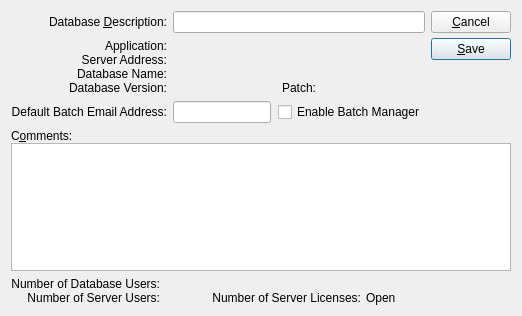
Old version of the form guiclient/databaseInformation.ui in the repository Pegasus-RPG/xtuple-client.
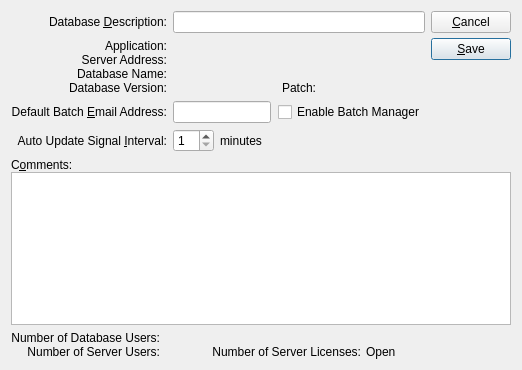
New version of the form. Custom widgets are drawn as their Qt base class.

Commit message: Added in functionality to have the tick signal sent out in a configured time interval. Issue #6683.

Diff of the .ui file:
```diff
--- a/guiclient/databaseInformation.ui
+++ b/guiclient/databaseInformation.ui
@@ -6,7 +6,7 @@
     <x>0</x>
     <y>0</y>
     <width>522</width>
-    <height>316</height>
+    <height>370</height>
    </rect>
   </property>
   <property name="windowTitle" >
@@ -88,9 +88,6 @@
            <property name="alignment" >
             <set>Qt::AlignRight|Qt::AlignTrailing|Qt::AlignVCenter</set>
            </property>
-           <property name="buddy" >
-            <cstring>_description</cstring>
-           </property>
           </widget>
          </item>
         </layout>
@@ -143,9 +140,6 @@
              <property name="alignment" >
               <set>Qt::AlignLeading|Qt::AlignLeft|Qt::AlignVCenter</set>
              </property>
-             <property name="buddy" >
-              <cstring>_description</cstring>
-             </property>
             </widget>
            </item>
            <item>
@@ -175,11 +169,14 @@
        <item row="2" column="0" >
         <widget class="QLabel" name="_defaultFromAddressLit" >
          <property name="text" >
-          <string>Default Batch Email Address:</string>
+          <string>Default Batch &amp;Email Address:</string>
          </property>
          <property name="alignment" >
           <set>Qt::AlignRight|Qt::AlignTrailing|Qt::AlignVCenter</set>
          </property>
+         <property name="buddy" >
+          <cstring>_defaultFromAddress</cstring>
+         </property>
         </widget>
        </item>
        <item row="2" column="1" >
@@ -211,6 +208,43 @@
          </item>
         </layout>
        </item>
+       <item row="3" column="0" >
+        <widget class="QLabel" name="_intervalLit" >
+         <property name="text" >
+          <string>Auto Update Signal &amp;Interval:</string>
+         </property>
+         <property name="alignment" >
+          <set>Qt::AlignRight|Qt::AlignTrailing|Qt::AlignVCenter</set>
+         </property>
+         <property name="buddy" >
+          <cstring>_interval</cstring>
+         </property>
+        </widget>
+       </item>
+       <item row="3" column="1" >
+        <layout class="QHBoxLayout" >
+         <item>
+          <widget class="QSpinBox" name="_interval" >
+           <property name="minimum" >
+            <number>1</number>
+           </property>
+          </widget>
+         </item>
+         <item>
+          <widget class="QLabel" name="_minutesLit" >
+           <property name="sizePolicy" >
+            <sizepolicy vsizetype="Preferred" hsizetype="Expanding" >
+             <horstretch>0</horstretch>
+             <verstretch>0</verstretch>
+            </sizepolicy>
+           </property>
+           <property name="text" >
+            <string>minutes</string>
+           </property>
+          </widget>
+         </item>
+        </layout>
+       </item>
       </layout>
      </item>
      <item>
@@ -408,9 +442,6 @@
              <property name="alignment" >
               <set>Qt::AlignRight|Qt::AlignTrailing|Qt::AlignVCenter</set>
              </property>
-             <property name="buddy" >
-              <cstring>_description</cstring>
-             </property>
             </widget>
            </item>
            <item>
@@ -421,9 +452,6 @@
              <property name="alignment" >
               <set>Qt::AlignRight|Qt::AlignTrailing|Qt::AlignVCenter</set>
              </property>
-             <property name="buddy" >
-              <cstring>_description</cstring>
-             </property>
             </widget>
            </item>
           </layout>
@@ -459,9 +487,6 @@
              <property name="alignment" >
               <set>Qt::AlignLeading|Qt::AlignLeft|Qt::AlignVCenter</set>
              </property>
-             <property name="buddy" >
-              <cstring>_description</cstring>
-             </property>
             </widget>
            </item>
            <item>
@@ -478,9 +503,6 @@
              <property name="alignment" >
               <set>Qt::AlignLeading|Qt::AlignLeft|Qt::AlignVCenter</set>
              </property>
-             <property name="buddy" >
-              <cstring>_description</cstring>
-             </property>
             </widget>
            </item>
           </layout>
@@ -545,9 +567,6 @@
              <property name="alignment" >
               <set>Qt::AlignRight|Qt::AlignTrailing|Qt::AlignVCenter</set>
              </property>
-             <property name="buddy" >
-              <cstring>_description</cstring>
-             </property>
             </widget>
            </item>
            <item>
```
Left out of the diff: 5 changed lines with no effect on the pictures. The commit also changes 3 other files.
